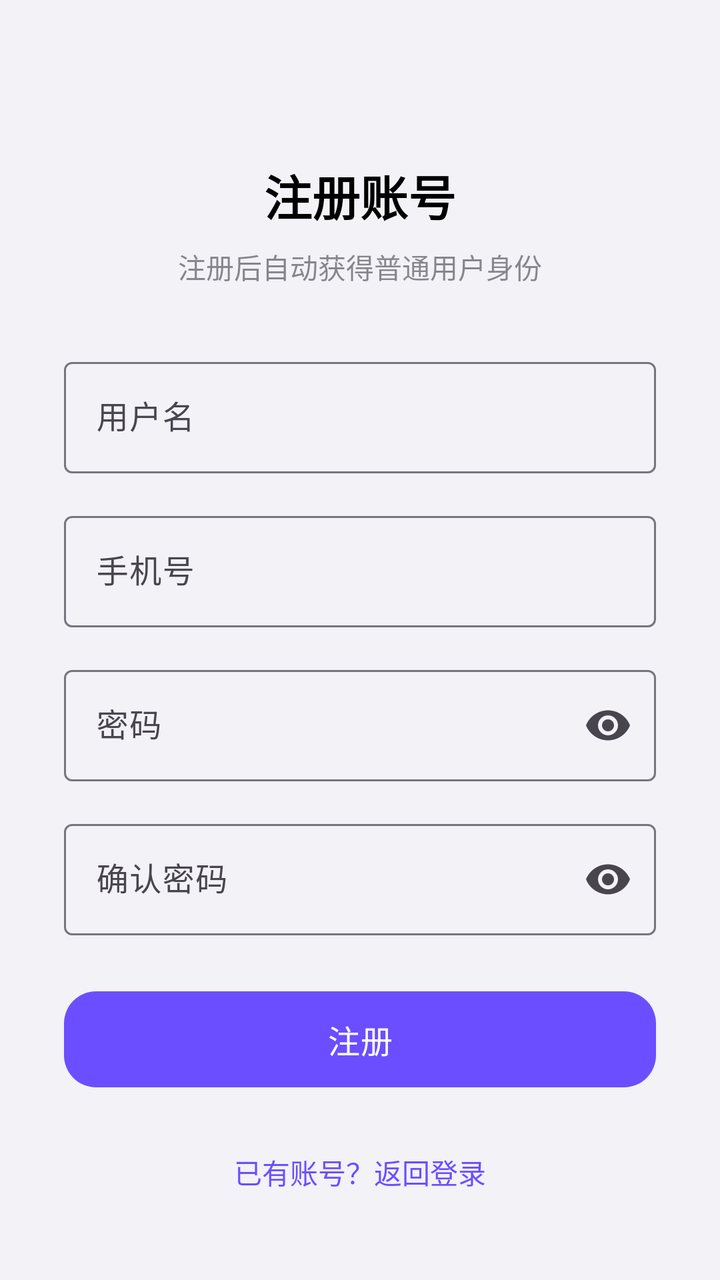
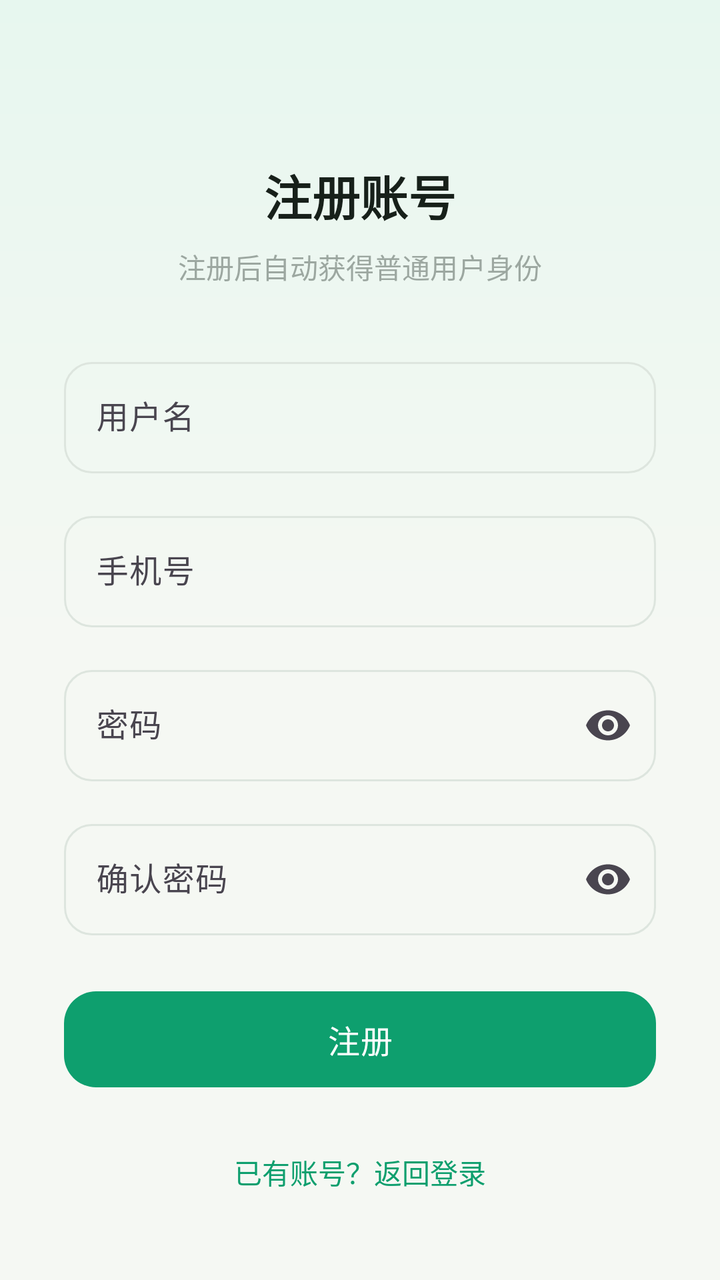

Compare the two renders of this Android layout. The source of the first and the diff that turns it into the second are given below.
<!-- AndroidManifest.xml: application theme Theme.Food -->
<!-- res/layout/activity_register.xml -->
<?xml version="1.0" encoding="utf-8"?>
<ScrollView xmlns:android="http://schemas.android.com/apk/res/android"
    xmlns:app="http://schemas.android.com/apk/res-auto"
    android:layout_width="match_parent"
    android:layout_height="match_parent"
    android:background="@color/token_bg_primary"
    android:fillViewport="true">

    <LinearLayout
        android:layout_width="match_parent"
        android:layout_height="wrap_content"
        android:gravity="center_horizontal"
        android:orientation="vertical"
        android:padding="32dp">

        
        <TextView
            android:layout_width="wrap_content"
            android:layout_height="wrap_content"
            android:layout_marginTop="48dp"
            android:text="注册账号"
            android:textColor="@color/text_primary"
            android:textSize="24sp"
            android:textStyle="bold" />

        <TextView
            android:layout_width="wrap_content"
            android:layout_height="wrap_content"
            android:layout_marginTop="8dp"
            android:text="注册后自动获得普通用户身份"
            android:textColor="@color/text_secondary"
            android:textSize="14sp" />

        
        <com.google.android.material.textfield.TextInputLayout
            android:layout_width="match_parent"
            android:layout_height="wrap_content"
            android:layout_marginTop="32dp"
            android:hint="用户名"
            app:boxBackgroundMode="outline"
            app:endIconMode="clear_text">

            <com.google.android.material.textfield.TextInputEditText
                android:id="@+id/et_username"
                android:layout_width="match_parent"
                android:layout_height="wrap_content"
                android:inputType="text"
                android:maxLines="1" />
        </com.google.android.material.textfield.TextInputLayout>

        <com.google.android.material.textfield.TextInputLayout
            android:layout_width="match_parent"
            android:layout_height="wrap_content"
            android:layout_marginTop="16dp"
            android:hint="手机号"
            app:boxBackgroundMode="outline"
            app:endIconMode="clear_text">

            <com.google.android.material.textfield.TextInputEditText
                android:id="@+id/et_phone"
                android:layout_width="match_parent"
                android:layout_height="wrap_content"
                android:inputType="phone"
                android:maxLines="1" />
        </com.google.android.material.textfield.TextInputLayout>

        <com.google.android.material.textfield.TextInputLayout
            android:layout_width="match_parent"
            android:layout_height="wrap_content"
            android:layout_marginTop="16dp"
            android:hint="密码"
            app:boxBackgroundMode="outline"
            app:endIconMode="password_toggle">

            <com.google.android.material.textfield.TextInputEditText
                android:id="@+id/et_password"
                android:layout_width="match_parent"
                android:layout_height="wrap_content"
                android:inputType="textPassword"
                android:maxLines="1" />
        </com.google.android.material.textfield.TextInputLayout>

        <com.google.android.material.textfield.TextInputLayout
            android:layout_width="match_parent"
            android:layout_height="wrap_content"
            android:layout_marginTop="16dp"
            android:hint="确认密码"
            app:boxBackgroundMode="outline"
            app:endIconMode="password_toggle">

            <com.google.android.material.textfield.TextInputEditText
                android:id="@+id/et_password_confirm"
                android:layout_width="match_parent"
                android:layout_height="wrap_content"
                android:inputType="textPassword"
                android:maxLines="1" />
        </com.google.android.material.textfield.TextInputLayout>

        
        <TextView
            android:id="@+id/tv_register_error"
            android:layout_width="match_parent"
            android:layout_height="wrap_content"
            android:layout_marginTop="12dp"
            android:gravity="center"
            android:textColor="@color/token_fat"
            android:textSize="13sp"
            android:visibility="gone" />

        
        <com.google.android.material.button.MaterialButton
            android:id="@+id/btn_register"
            android:layout_width="match_parent"
            android:layout_height="56dp"
            android:layout_marginTop="24dp"
            android:text="注册"
            android:textSize="16sp"
            app:cornerRadius="16dp" />

        
        <TextView
            android:id="@+id/tv_to_login"
            android:layout_width="wrap_content"
            android:layout_height="wrap_content"
            android:layout_marginTop="20dp"
            android:padding="8dp"
            android:text="已有账号？返回登录"
            android:textColor="@color/token_primary"
            android:textSize="14sp" />

    </LinearLayout>

</ScrollView>
<!-- resources referenced by this layout -->
<resources>
  <color name="text_primary">@color/token_label_primary</color>
  <color name="text_secondary">@color/token_label_secondary</color>
  <color name="token_bg_primary">#F2F2F7</color>
  <color name="token_fat">#F87171</color>
  <color name="token_primary">#6B4EFF</color>
  <style name="Theme.Food" parent="Base.Theme.Food" />
  <color name="token_label_primary">#FF000000</color>
  <color name="token_label_secondary">#993C3C43</color>
  <style name="Base.Theme.Food" parent="Theme.Material3.DayNight.NoActionBar">
          <item name="colorPrimary">@color/primary_color</item>
          <item name="colorSecondary">@color/mint_primary</item>
          <item name="android:statusBarColor">@color/home_page_background</item>
          <item name="android:windowLightStatusBar">true</item>
          <item name="android:navigationBarColor">@color/home_page_background</item>
          <item name="materialCalendarTheme">@style/ThemeOverlay.Food.MaterialCalendar</item>
      </style>
  <color name="primary_color">@color/token_primary</color>
  <color name="mint_primary">#00B75E</color>
  <color name="home_page_background">@color/token_bg_primary</color>
  <style name="ThemeOverlay.Food.MaterialCalendar" parent="ThemeOverlay.Material3.MaterialCalendar">
          <item name="colorPrimary">@color/primary_color</item>
          <item name="colorOnPrimary">@color/white</item>
          <item name="colorSurface">@color/home_surface</item>
          <item name="colorOnSurface">@color/home_text_primary</item>
          <item name="colorSurfaceContainerHigh">@color/home_surface</item>
          <item name="android:windowBackground">@color/home_surface</item>
          <item name="shapeAppearanceSmallComponent">@style/ShapeAppearance.Food.MediumRound</item>
      </style>
  <color name="white">#FFFFFFFF</color>
  <color name="home_surface">@color/token_bg_secondary</color>
  <color name="home_text_primary">@color/token_label_primary</color>
  <style name="ShapeAppearance.Food.MediumRound" parent="ShapeAppearance.Material3.Corner.Medium">
          <item name="cornerSize">16dp</item>
      </style>
  <color name="token_bg_secondary">#FFFFFFFF</color>
</resources>

<!-- the commit's change to res/layout/activity_register.xml (unified diff, before → after) -->
@@ -3,7 +3,7 @@
     xmlns:app="http://schemas.android.com/apk/res-auto"
     android:layout_width="match_parent"
     android:layout_height="match_parent"
-    android:background="@color/token_bg_primary"
+    android:background="@drawable/auth_background"
     android:fillViewport="true">
 
     <LinearLayout
@@ -38,6 +38,10 @@
             android:layout_marginTop="32dp"
             android:hint="用户名"
             app:boxBackgroundMode="outline"
+            app:boxCornerRadiusBottomEnd="14dp"
+            app:boxCornerRadiusBottomStart="14dp"
+            app:boxCornerRadiusTopEnd="14dp"
+            app:boxCornerRadiusTopStart="14dp"
             app:endIconMode="clear_text">
 
             <com.google.android.material.textfield.TextInputEditText
@@ -54,6 +58,10 @@
             android:layout_marginTop="16dp"
             android:hint="手机号"
             app:boxBackgroundMode="outline"
+            app:boxCornerRadiusBottomEnd="14dp"
+            app:boxCornerRadiusBottomStart="14dp"
+            app:boxCornerRadiusTopEnd="14dp"
+            app:boxCornerRadiusTopStart="14dp"
             app:endIconMode="clear_text">
 
             <com.google.android.material.textfield.TextInputEditText
@@ -70,6 +78,10 @@
             android:layout_marginTop="16dp"
             android:hint="密码"
             app:boxBackgroundMode="outline"
+            app:boxCornerRadiusBottomEnd="14dp"
+            app:boxCornerRadiusBottomStart="14dp"
+            app:boxCornerRadiusTopEnd="14dp"
+            app:boxCornerRadiusTopStart="14dp"
             app:endIconMode="password_toggle">
 
             <com.google.android.material.textfield.TextInputEditText
@@ -86,6 +98,10 @@
             android:layout_marginTop="16dp"
             android:hint="确认密码"
             app:boxBackgroundMode="outline"
+            app:boxCornerRadiusBottomEnd="14dp"
+            app:boxCornerRadiusBottomStart="14dp"
+            app:boxCornerRadiusTopEnd="14dp"
+            app:boxCornerRadiusTopStart="14dp"
             app:endIconMode="password_toggle">
 
             <com.google.android.material.textfield.TextInputEditText
@@ -115,6 +131,7 @@
             android:layout_marginTop="24dp"
             android:text="注册"
             android:textSize="16sp"
+            app:backgroundTint="@color/primary_color"
             app:cornerRadius="16dp" />
 
         
<!-- resource entries referenced after the edit -->
@@ -2,22 +2,42 @@
 <resources>
   <color name="text_primary">@color/token_label_primary</color>
   <color name="text_secondary">@color/token_label_secondary</color>
-  <color name="token_bg_primary">#F2F2F7</color>
-  <color name="token_fat">#F87171</color>
-  <color name="token_primary">#6B4EFF</color>
+  <color name="token_bg_primary">#F5F8F3</color>
+  <color name="token_primary_bg">#E7F7EF</color>
+  <color name="token_fat">#F9735B</color>
+  <color name="token_primary">#0E9F6E</color>
+  <!-- drawable auth_background (drawable) -->
+  <?xml version="1.0" encoding="utf-8"?>
+  <shape xmlns:android="http://schemas.android.com/apk/res/android">
+      <gradient
+          android:angle="270"
+          android:endColor="@color/token_bg_primary"
+          android:centerColor="@color/token_bg_primary"
+          android:startColor="@color/token_primary_bg" />
+  </shape>
   <style name="Theme.Food" parent="Base.Theme.Food" />
-  <color name="token_label_primary">#FF000000</color>
-  <color name="token_label_secondary">#993C3C43</color>
+  <color name="token_label_primary">#17201A</color>
+  <color name="token_label_secondary">#9965726A</color>
   <style name="Base.Theme.Food" parent="Theme.Material3.DayNight.NoActionBar">
           <item name="colorPrimary">@color/primary_color</item>
+          <item name="colorOnPrimary">@color/white</item>
+          <item name="colorPrimaryContainer">@color/token_primary_bg</item>
+          <item name="colorOnPrimaryContainer">@color/home_text_primary</item>
           <item name="colorSecondary">@color/mint_primary</item>
+          <item name="colorAccent">@color/primary_color</item>
+          <item name="colorControlActivated">@color/primary_color</item>
+          <item name="colorSurface">@color/home_surface</item>
+          <item name="colorOnSurface">@color/home_text_primary</item>
+          <item name="colorSurfaceVariant">@color/home_surface_alt</item>
+          <item name="colorOutline">@color/color_divider</item>
           <item name="android:statusBarColor">@color/home_page_background</item>
           <item name="android:windowLightStatusBar">true</item>
           <item name="android:navigationBarColor">@color/home_page_background</item>
+          <item name="android:fontFamily">sans-serif</item>
           <item name="materialCalendarTheme">@style/ThemeOverlay.Food.MaterialCalendar</item>
       </style>
   <color name="primary_color">@color/token_primary</color>
-  <color name="mint_primary">#00B75E</color>
+  <color name="mint_primary">#11B981</color>
   <color name="home_page_background">@color/token_bg_primary</color>
   <style name="ThemeOverlay.Food.MaterialCalendar" parent="ThemeOverlay.Material3.MaterialCalendar">
           <item name="colorPrimary">@color/primary_color</item>
@@ -30,10 +50,13 @@
       </style>
   <color name="white">#FFFFFFFF</color>
   <color name="home_surface">@color/token_bg_secondary</color>
+  <color name="home_surface_alt">@color/token_primary_bg</color>
+  <color name="color_divider">@color/token_separator</color>
   <color name="home_text_primary">@color/token_label_primary</color>
   <style name="ShapeAppearance.Food.MediumRound" parent="ShapeAppearance.Material3.Corner.Medium">
           <item name="cornerSize">16dp</item>
       </style>
   <color name="token_bg_secondary">#FFFFFFFF</color>
+  <color name="token_separator">#DDE5DE</color>
 </resources>
 
